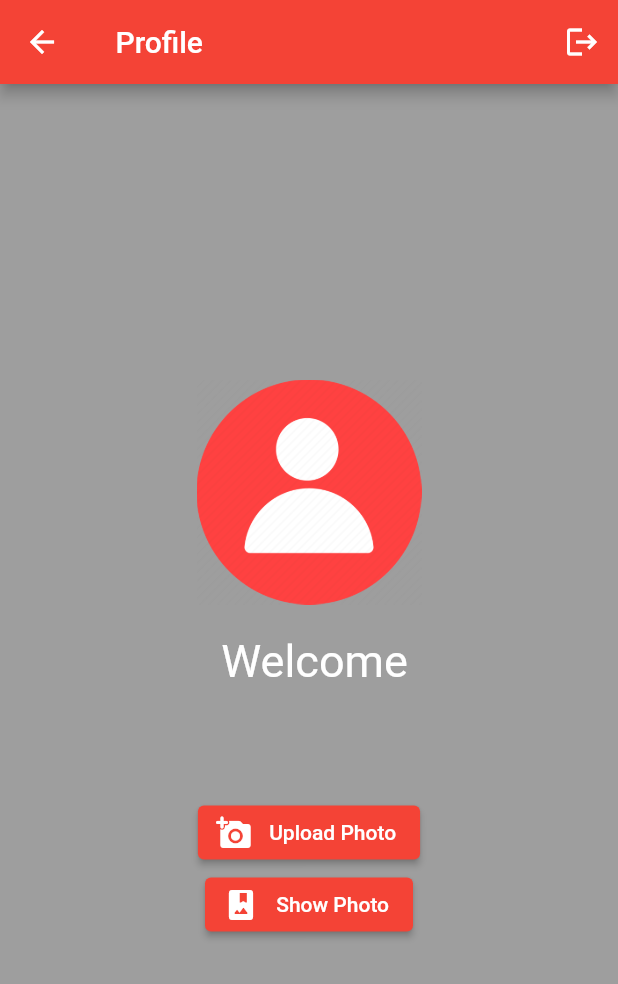
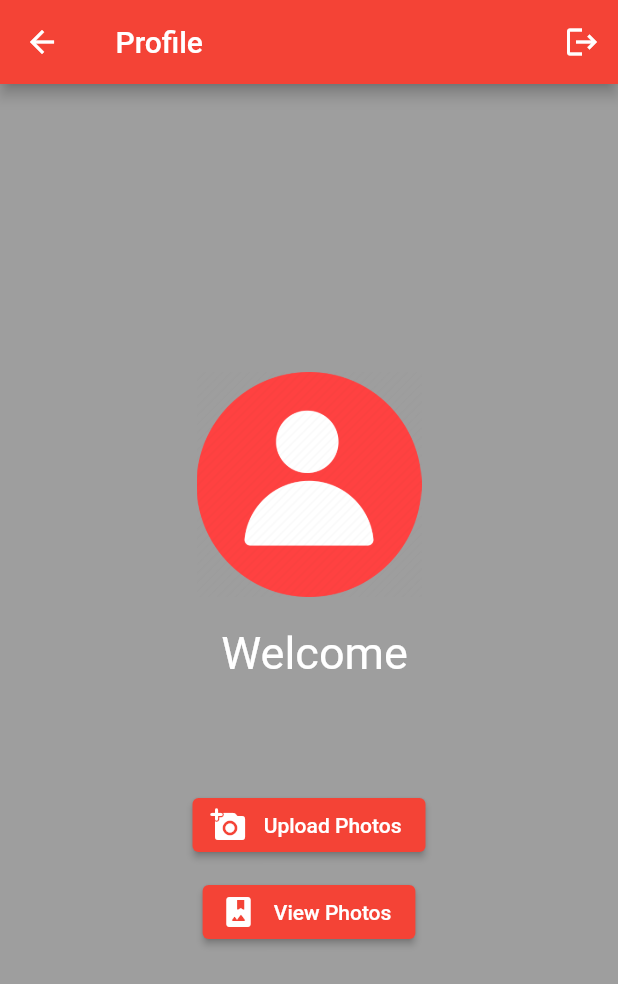
Before and after one commit to Amirul-Islam-Chowdhury/my-gallery, a Flutter app: the HomeScreen screen opened directly, on a phone screen of 412 x 824 dp. Shown: the top 984 px of the screen. Run offline on Flutter 3.47's test engine with Material 2 defaults, Android fonts, the light colour scheme and no system bars; our stand-ins replace cloud_firestore, firebase_auth, firebase_core, firebase_storage, fluttertoast, image_picker; accounts and stored records are empty.

```diff
--- a/lib/Photos/ShowPhotos.dart
+++ b/lib/Photos/ShowPhotos.dart
@@ -13,7 +13,7 @@ class _ShowPhotosState extends State<ShowPhotos> {
   Widget build(BuildContext context) {
     return Scaffold(
       backgroundColor: Colors.black38,
-      appBar: AppBar(title: const Text("Uploaded Photos ")),
+      appBar: AppBar(title: const Text("Photos ")),
       body: StreamBuilder(
         stream: FirebaseFirestore.instance
             .collection("users")
--- a/lib/Photos/UploadedPhotos.dart
+++ b/lib/Photos/UploadedPhotos.dart
@@ -59,7 +59,7 @@ class _UploadedPhotosState extends State<UploadedPhotos> {
     return Scaffold(
       backgroundColor: Colors.black,
       appBar: AppBar(
-        title: Text(" Pick a Photo"),
+        title: Text("Photo Picker "),
       ),
       body: Center(
         child: Padding(
--- a/lib/screens/HomeScreen.dart
+++ b/lib/screens/HomeScreen.dart
@@ -68,7 +68,7 @@ class _HomeScreenState extends State<HomeScreen> {
                   icon: Icon(
                     Icons.add_a_photo_rounded,
                   ),
-                  label: Text(" Upload Photo"),
+                  label: Text(" Upload Photos"),
                   onPressed: () {
                     Navigator.push(
                         context,
@@ -79,12 +79,13 @@ class _HomeScreenState extends State<HomeScreen> {
                   },
                 ),
               ),
+              Padding(padding: EdgeInsets.only(bottom: 10.0)),
               Center(
                 child: ElevatedButton.icon(
                   icon: Icon(
                     Icons.photo_album_rounded,
                   ),
-                  label: Text(" Show Photo"),
+                  label: Text(" View Photos"),
                   onPressed: () {
                     Navigator.push(
                         context,
```
